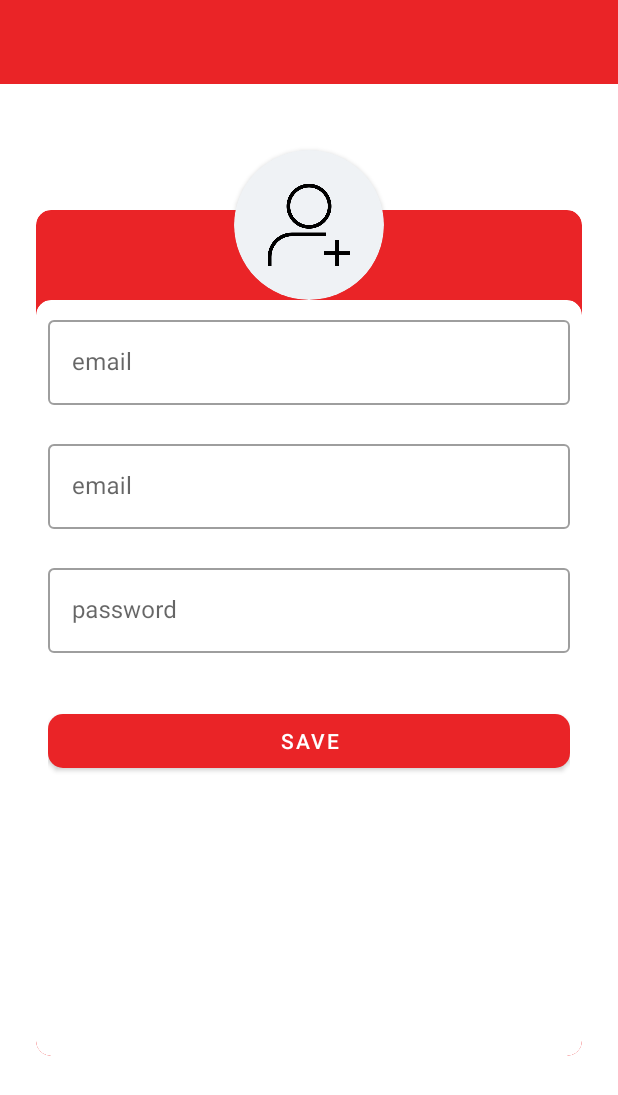
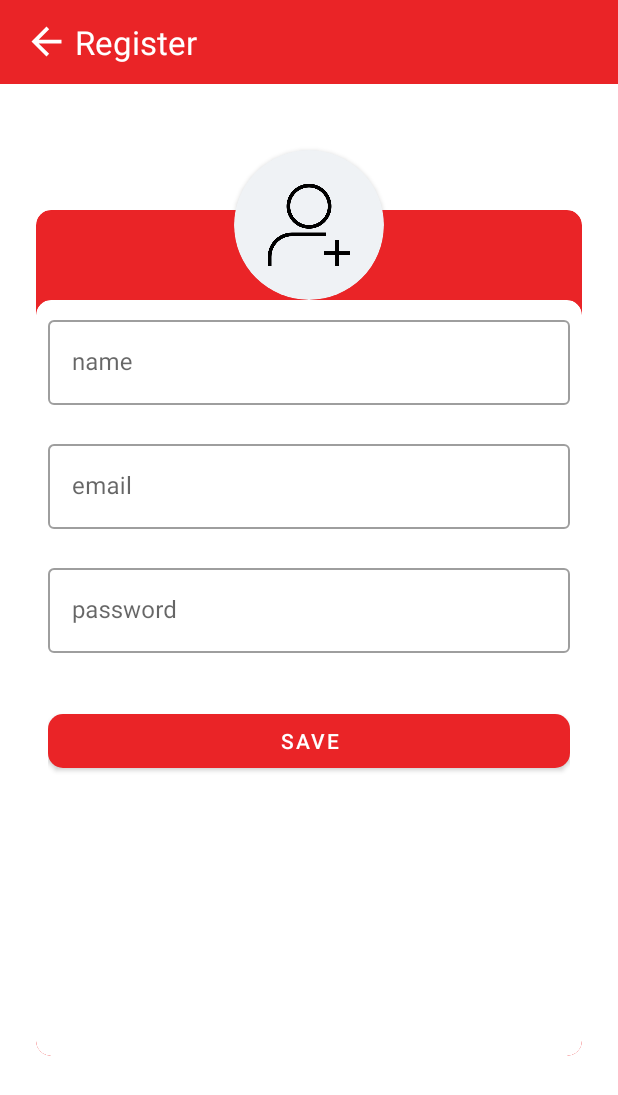
Before and after one commit to MailsonRibeiroSantos/DasafioAPI, an Android app: the RegisterFragment screen opened through its navigation route, on a phone screen of 412 x 824 dp. Shown: the top 1095 px of the screen. Run offline under Robolectric (Android 15) with nearby library versions, the phone set to English and light mode, and no system bars; network calls fail.

Commit message:
Refatoração do código

```diff
--- a/app/src/main/java/com/mailsonribeiro/desafioapi/register/RegisterFragment.kt
+++ b/app/src/main/java/com/mailsonribeiro/desafioapi/register/RegisterFragment.kt
@@ -5,56 +5,40 @@ import androidx.fragment.app.Fragment
 import android.view.LayoutInflater
 import android.view.View
 import android.view.ViewGroup
+import android.widget.ImageView
+import androidx.navigation.Navigation
+import com.google.android.material.button.MaterialButton
 import com.mailsonribeiro.desafioapi.R
 
-// TODO: Rename parameter arguments, choose names that match
-// the fragment initialization parameters, e.g. ARG_ITEM_NUMBER
-private const val ARG_PARAM1 = "param1"
-private const val ARG_PARAM2 = "param2"
 
-/**
- * A simple [Fragment] subclass.
- * Use the [RegisterFragment.newInstance] factory method to
- * create an instance of this fragment.
- */
 class RegisterFragment : Fragment() {
-    // TODO: Rename and change types of parameters
-    private var param1: String? = null
-    private var param2: String? = null
+
 
     override fun onCreate(savedInstanceState: Bundle?) {
         super.onCreate(savedInstanceState)
-        arguments?.let {
-            param1 = it.getString(ARG_PARAM1)
-            param2 = it.getString(ARG_PARAM2)
+
+    }
+
+    override fun onViewCreated(view: View, savedInstanceState: Bundle?) {
+        super.onViewCreated(view, savedInstanceState)
+        var navController = Navigation.findNavController(view)
+        view.findViewById<MaterialButton>(R.id.btnLoginRegister).setOnClickListener{
+            navController.navigate(R.id.homeFragment)
+
+        }
+
+        view.findViewById<ImageView>(R.id.ivBackToolbar).setOnClickListener{
+            navController.popBackStack()
+
         }
     }
 
     override fun onCreateView(
         inflater: LayoutInflater, container: ViewGroup?,
         savedInstanceState: Bundle?
+
     ): View? {
         // Inflate the layout for this fragment
         return inflater.inflate(R.layout.fragment_register, container, false)
     }
-
-    companion object {
-        /**
-         * Use this factory method to create a new instance of
-         * this fragment using the provided parameters.
-         *
-         * @param param1 Parameter 1.
-         * @param param2 Parameter 2.
-         * @return A new instance of fragment RegisterFragment.
-         */
-        // TODO: Rename and change types and number of parameters
-        @JvmStatic
-        fun newInstance(param1: String, param2: String) =
-            RegisterFragment().apply {
-                arguments = Bundle().apply {
-                    putString(ARG_PARAM1, param1)
-                    putString(ARG_PARAM2, param2)
-                }
-            }
-    }
 }
--- a/app/src/main/res/layout/fragment_register.xml
+++ b/app/src/main/res/layout/fragment_register.xml
@@ -6,11 +6,23 @@
     android:layout_height="match_parent"
     tools:context=".register.RegisterFragment">
 
-<androidx.appcompat.widget.Toolbar
-    android:layout_width="match_parent"
-    android:layout_height="?attr/actionBarSize"
-    android:background="@color/colorPrimary"
-    />
+    <androidx.appcompat.widget.Toolbar
+        android:layout_width="match_parent"
+        android:layout_height="?attr/actionBarSize"
+        android:background="@color/colorPrimary">
+        <ImageView
+            android:id="@+id/ivBackToolbar"
+            android:layout_width="@dimen/dim_30_dp"
+            android:layout_height="@dimen/dim_30_dp"
+            android:src="@drawable/ic_baseline_arrow_back_24"/>
+        <TextView
+            android:layout_width="wrap_content"
+            android:layout_height="wrap_content"
+            android:layout_marginStart="@dimen/dim_20_dp"
+            android:textSize="@dimen/dim_10_pt"
+            android:textColor="@color/white"
+            android:text="@string/register"/>
+    </androidx.appcompat.widget.Toolbar>
     <androidx.constraintlayout.widget.ConstraintLayout
         android:layout_width="match_parent"
         android:layout_height="match_parent">
@@ -21,10 +33,10 @@
             android:id="@+id/cardViewLogin"
             android:layout_width="0dp"
             android:layout_height="0dp"
-            android:layout_marginStart="24dp"
-            android:layout_marginTop="140dp"
-            android:layout_marginEnd="24dp"
-            android:layout_marginBottom="120dp"
+            android:layout_marginStart="@dimen/dim_24_dp"
+            android:layout_marginTop="@dimen/dim_140_dp"
+            android:layout_marginEnd="@dimen/dim_24_dp"
+            android:layout_marginBottom="@dimen/dim_120_dp"
             app:layout_constraintBottom_toBottomOf="parent"
             app:layout_constraintEnd_toEndOf="parent"
             app:layout_constraintStart_toStartOf="parent"
@@ -39,18 +51,18 @@
                 android:id="@+id/cardViewLoginBottonrRegister"
                 android:layout_width="match_parent"
                 android:layout_height="match_parent"
-                android:layout_marginTop="60dp"
+                android:layout_marginTop="@dimen/dim_60_dp"
                 android:backgroundTint="@color/white"
-                app:cardCornerRadius="10dp">
+                app:cardCornerRadius="@dimen/dim_10_dp">
                 <LinearLayout
                     android:layout_width="match_parent"
                     android:layout_height="match_parent"
                     android:orientation="vertical"
-                    android:padding="8dp">
+                    android:padding="@dimen/dim_8_dp">
                     <com.google.android.material.textfield.TextInputLayout
                         android:layout_width="match_parent"
                         android:layout_height="wrap_content"
-                        android:hint="email"
+                        android:hint="@string/name"
                         style="@style/Widget.MaterialComponents.TextInputLayout.OutlinedBox"
                         app:errorEnabled="true">
 
@@ -65,7 +77,7 @@
                     <com.google.android.material.textfield.TextInputLayout
                         android:layout_width="match_parent"
                         android:layout_height="wrap_content"
-                        android:hint="email"
+                        android:hint="@string/email"
                         style="@style/Widget.MaterialComponents.TextInputLayout.OutlinedBox"
                         app:errorEnabled="true">
 
@@ -81,7 +93,7 @@
                     <com.google.android.material.textfield.TextInputLayout
                         android:layout_width="match_parent"
                         android:layout_height="wrap_content"
-                        android:hint="password"
+                        android:hint="@string/password"
                         style="@style/Widget.MaterialComponents.TextInputLayout.OutlinedBox"
                         app:errorEnabled="true"
                         >
@@ -96,13 +108,13 @@
                     </com.google.android.material.textfield.TextInputLayout>
 
                     <com.google.android.material.button.MaterialButton
-                        android:id="@+id/btnLoginLogin"
+                        android:id="@+id/btnLoginRegister"
                         android:layout_marginTop="14dp"
                         android:layout_width="match_parent"
                         android:layout_height="wrap_content"
                         android:textColor="@color/white"
                         app:cornerRadius="10dp"
-                        android:text="SAVE"/>
+                        android:text="@string/save"/>
 
 
 
@@ -112,19 +124,19 @@
 
         <androidx.cardview.widget.CardView
             android:id="@+id/cardView"
-            android:layout_width="100dp"
-            android:layout_height="100dp"
+            android:layout_width="@dimen/dim_100_dp"
+            android:layout_height="@dimen/dim_100_dp"
             android:backgroundTint="@color/colorBackground"
-            app:cardCornerRadius="50dp"
-            android:layout_marginTop="100dp"
+            app:cardCornerRadius="@dimen/dim_50_dp"
+            android:layout_marginTop="@dimen/dim_100_dp"
             app:layout_constraintBottom_toTopOf="@+id/cardViewLoginBotton"
             app:layout_constraintEnd_toEndOf="parent"
             app:layout_constraintStart_toStartOf="parent"
             app:layout_constraintTop_toTopOf="parent"
             tools:ignore="MissingConstraints">
             <ImageView
-                android:layout_width="60dp"
-                android:layout_height="60dp"
+                android:layout_width="@dimen/dim_60_dp"
+                android:layout_height="@dimen/dim_60_dp"
                 android:layout_gravity="center"
                 android:src="@drawable/user">
             </ImageView>
--- /dev/null
+++ b/app/src/main/res/values/dimens.xml
@@ -0,0 +1,24 @@
+<?xml version="1.0" encoding="utf-8"?>
+<resources>
+    <dimen name="dim_20_dp">20dp</dimen>
+    <dimen name="dim_16_dp">16dp</dimen>
+    <dimen name="dim_10_dp">10dp</dimen>
+    <dimen name="dim_8_dp">8dp</dimen>
+    <dimen name="dim_231_5_dp">231.5dp</dimen>
+    <dimen name="dim_40_dp">40dp</dimen>
+    <dimen name="dim_120_dp">120dp</dimen>
+    <dimen name="dim_100_dp">100dp</dimen>
+    <dimen name="dim_150_dp">150dp</dimen>
+    <dimen name="dim_180_dp">180dp</dimen>
+    <dimen name="dim_200_dp">200dp</dimen>
+    <dimen name="dim_80_dp">80dp</dimen>
+    <dimen name="dim_30_dp">30dp</dimen>
+    <dimen name="dim_24_dp">24dp</dimen>
+    <dimen name="dim_28_dp">28dp</dimen>
+    <dimen name="dim_50_dp">50dp</dimen>
+    <dimen name="dim_60_dp">60dp</dimen>
+    <dimen name="dim_140_dp">140dp</dimen>
+    <dimen name="dim_8_pt">8pt</dimen>
+    <dimen name="dim_10_pt">10pt</dimen>
+    <dimen name="dim_12_pt">12pt</dimen>
+</resources>
--- a/app/src/main/res/values/strings.xml
+++ b/app/src/main/res/values/strings.xml
@@ -6,4 +6,9 @@
     <string name="page">Page:</string>
     <string name="price">Price</string>
     <string name="published">Published:</string>
+    <string name="save">SAVE</string>
+    <string name="password">password</string>
+    <string name="email">email</string>
+    <string name="name">name</string>
+    <string name="register">Register</string>
 </resources>
```
Also changed, not shown: app/src/main/res/layout/fragment_detail.xml (+36 -36 lines), app/src/main/res/layout/fragment_full_screen.xml (+8 -8 lines), app/src/main/res/layout/fragment_login.xml (+16 -16 lines), app/src/main/res/layout/item.xml (+8 -8 lines).
